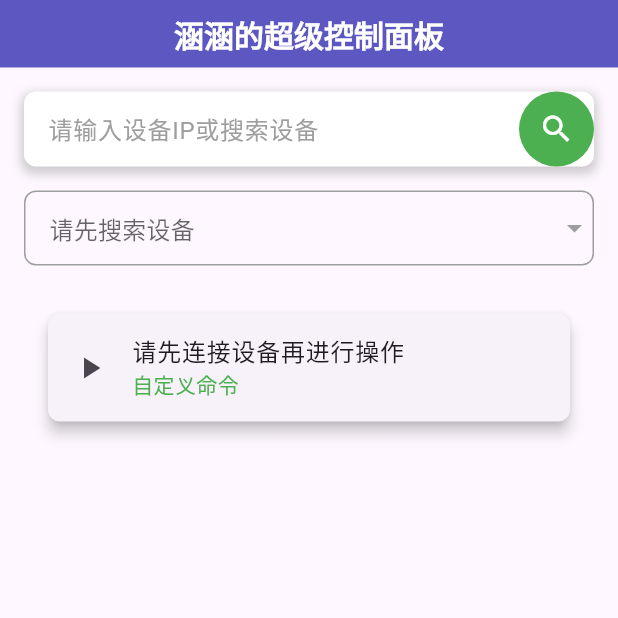
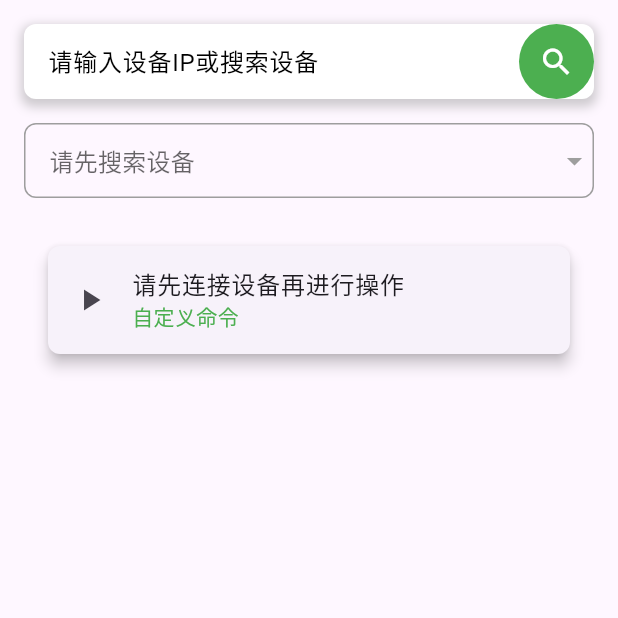
Before and after one commit to lanzeweie/HanHan, a Flutter app: the ZhuPage screen opened directly, on a phone screen of 412 x 824 dp, the top half of it. Run offline on Flutter 3.47's test engine with Material 3 defaults, Android fonts, the phone set to English and light mode, and no system bars; our stand-ins replace introduction_screen, shared_preferences; missing offline and left inert: molten_navigationbar_flutter; accounts and stored records are empty; network calls fail.

Commit message:
更换主题颜色，添加深色模式

```diff
--- a/lib/zhu.dart
+++ b/lib/zhu.dart
@@ -6,6 +6,7 @@ import 'dart:io';
 import 'dart:math';
 import 'package:http/http.dart' as http;
 import 'dart:async';
+import 'color.dart';
 
 //我是主页面，很多函数都可以互相调用的
 
@@ -14,14 +15,9 @@ void main() {
 }
 
 class MyApp extends StatelessWidget {
-
   @override
   Widget build(BuildContext context) {
     return MaterialApp(
-      title: 'Card Options App',
-      theme: ThemeData(
-        primarySwatch: Colors.indigo,
-      ),
       home: ZhuPage(),
     );
   }
@@ -519,25 +515,17 @@ class _ZhuPageState extends State<ZhuPage> {
       content: CircularProgressIndicator(),
     );
   }
-
+  //颜色
+  bool isDarkMode = false;
+  //
   @override
   Widget build(BuildContext context) {
+    // 自动颜色主题
+    final Brightness brightness = MediaQuery.of(context).platformBrightness;
+    isDarkMode = brightness == Brightness.dark; // Update isDarkMode variable
+    //
     return Scaffold(
-      appBar: PreferredSize(
-        preferredSize: Size.fromHeight(45),
-        child: AppBar(
-          title: Text(
-            '涵涵的超级控制面板',
-            style: TextStyle(
-              fontSize: 20,
-              fontWeight: FontWeight.bold,
-              color: Colors.white,
-            ),
-          ),
-          centerTitle: true,
-          backgroundColor: Color(0xFF5d58c1),
-        ),
-      ),
+      appBar: null,
       body: GestureDetector(
         onTap: () {
           FocusScope.of(context).unfocus();
@@ -571,12 +559,12 @@ class _ZhuPageState extends State<ZhuPage> {
                               padding: const EdgeInsets.symmetric(horizontal: 16.0),
                               child: TextField(
                                 controller: _textEditingController,
-                                style: TextStyle(fontSize: 16, color: Colors.black),
+                                style: TextStyle(fontSize: 16, color: Colors.white),
                                 focusNode: _focusNode,
                                 decoration: InputDecoration(
                                   border: InputBorder.none,
                                   hintText: "请输入设备IP或搜索设备",
-                                  hintStyle: TextStyle(color: Colors.grey),
+                                  hintStyle: TextStyle(color: Colors.black),
                                 ),
                                 onEditingComplete: _saveData,
                               ),
```
